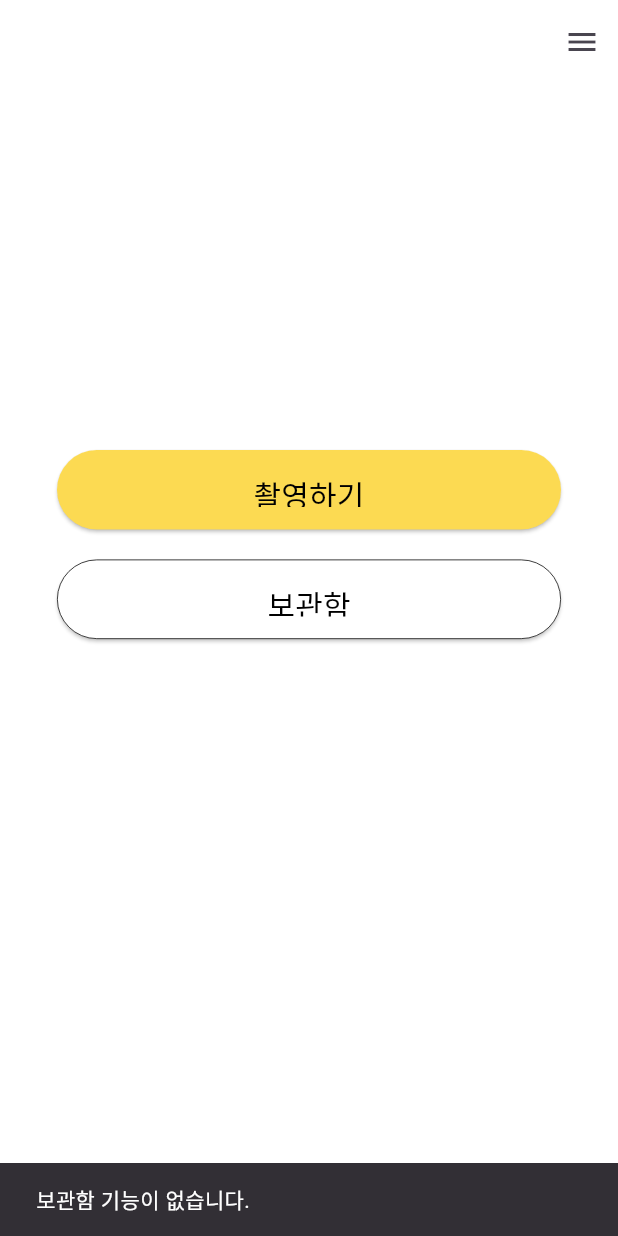
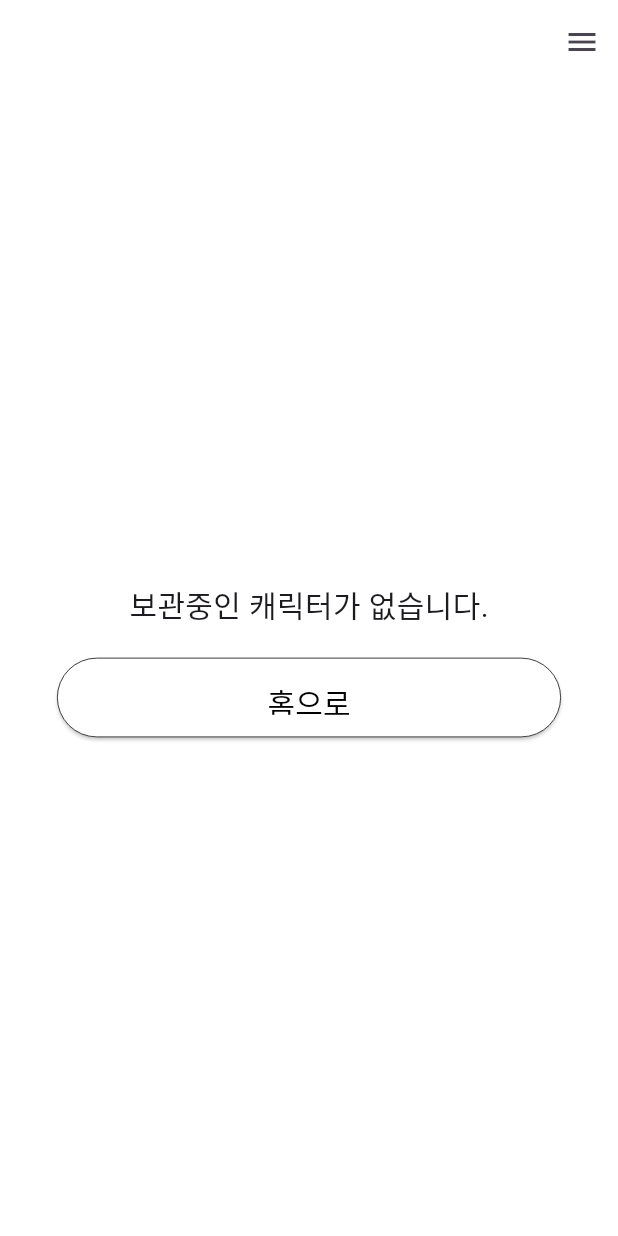
Before and after one commit to kocsoul/be5, a Flutter app: the Character screen opened directly, after a tap on "보관함", on a phone screen of 412 x 824 dp. Run offline on Flutter 3.47's test engine with Material 3 defaults, Android fonts, the phone set to English and light mode, and no system bars; our stand-ins replace camera, image_picker.

Commit message:
보관함페이지 제작

```diff
--- a/lib/components/menubar/drawer.dart
+++ b/lib/components/menubar/drawer.dart
@@ -1,4 +1,5 @@
 import 'package:be5_cyc/pages/camera.dart';
+import 'package:be5_cyc/pages/my_character.dart';
 import 'package:be5_cyc/pages/mypage.dart';
 // import 'package:be5_cyc/pages/edit_profile.dart'; // EditProfilePage 파일 추가
 // import 'package:be5_cyc/pages/storage.dart'; // StoragePage 파일 추가
@@ -51,7 +52,7 @@ class DrawerApp extends StatelessWidget {
       case 'CameraPage':
         return const CameraPage(); // CameraPage의 인스턴스를 반환
       case 'StoragePage':
-        return const CameraPage(); // CameraPage의 인스턴스를 반환
+        return const MyCharacter(); // CameraPage의 인스턴스를 반환
       case 'PaymentHistoryPage':
         return const CameraPage(); // CameraPage의 인스턴스를 반환
       default:
--- a/lib/pages/character.dart
+++ b/lib/pages/character.dart
@@ -1,3 +1,4 @@
+import 'package:be5_cyc/pages/my_character.dart';
 import 'package:flutter/material.dart';
 import 'package:be5_cyc/components/buttons/button_layout.dart';
 import 'package:be5_cyc/components/menubar/drawer.dart';
@@ -61,7 +62,7 @@ class Character extends StatelessWidget {
                             border: true,
                             onPressed: () {
                               debugPrint("보관함 버튼 클릭됨");
-                              showCustomSnackBar(context, message: '보관함');
+                              moveToPage(context, const MyCharacter());
                             },
                             width: 354.5,
                           ),
--- /dev/null
+++ b/lib/pages/my_character.dart
@@ -0,0 +1,75 @@
+import 'package:be5_cyc/components/buttons/button_layout.dart';
+import 'package:be5_cyc/components/menubar/drawer.dart';
+import 'package:be5_cyc/pages/character.dart';
+import 'package:be5_cyc/utill/utill.dart';
+import 'package:flutter/material.dart';
+
+class MyCharacter extends StatelessWidget {
+  const MyCharacter({super.key});
+
+  @override
+  Widget build(BuildContext context) {
+    return Scaffold(
+      appBar: AppBar(
+        automaticallyImplyLeading: false,
+        backgroundColor: Colors.transparent, // 앱 바 배경 투명
+        elevation: 0, // 앱 바 그림자 제거
+        actions: <Widget>[
+          Builder(
+            builder: (context) {
+              return IconButton(
+                icon: const Icon(Icons.menu),
+                onPressed: () {
+                  // Unfocus all text fields
+                  FocusScope.of(context).unfocus();
+                  debugPrint("햄버거 버튼 클릭됨");
+                  Scaffold.of(context).openEndDrawer();
+                },
+              );
+            },
+          ),
+        ],
+      ),
+      endDrawer: DrawerApp(),
+      body: const Padding(
+          padding: EdgeInsets.only(left: 38.0, right: 38.0), child: Storeage()),
+    );
+  }
+}
+
+class Storeage extends StatefulWidget {
+  const Storeage({super.key});
+
+  @override
+  State<Storeage> createState() => _StoreageState();
+}
+
+class _StoreageState extends State<Storeage> {
+  @override
+  Widget build(BuildContext context) {
+    return Center(
+      // Wrap with Center widget
+      child: Column(
+        mainAxisAlignment: MainAxisAlignment.center, // Center items vertically
+        children: [
+          const Center(
+            child: Text(
+              '보관중인 캐릭터가 없습니다.',
+              style: TextStyle(fontSize: 20),
+            ),
+          ),
+          const SizedBox(
+            height: 20,
+          ),
+          ButtonLayout(
+              buttonText: '홈으로',
+              backgroundColor: Colors.white,
+              border: true,
+              onPressed: () {
+                moveToPage(context, const Character());
+              })
+        ],
+      ),
+    );
+  }
+}
```
Also changed, not shown: lib/pages/mypage.dart (+47 -0 lines).
